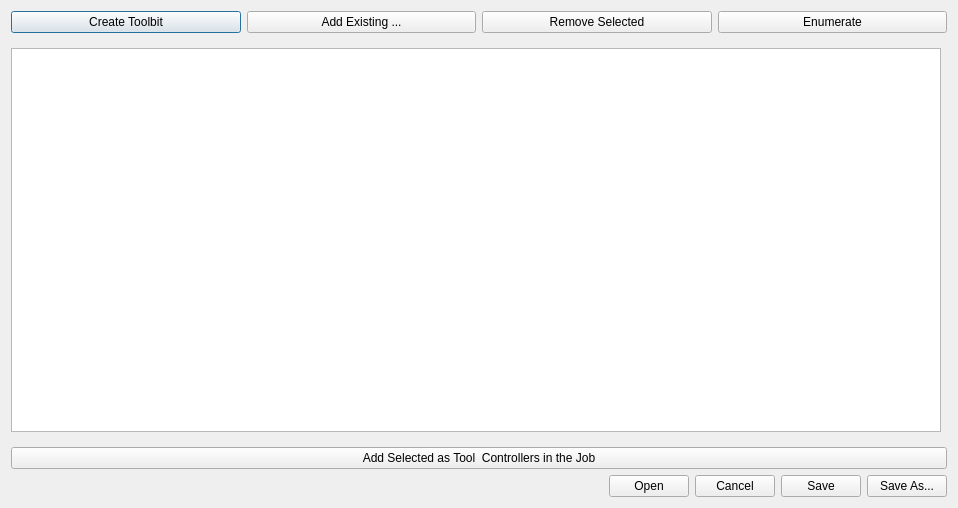
The window that src/Mod/Path/Gui/Resources/panels/ToolBitLibraryEdit.ui (berndhahnebach/All_FreeCAD) describes before a commit, drawn with Qt 5.
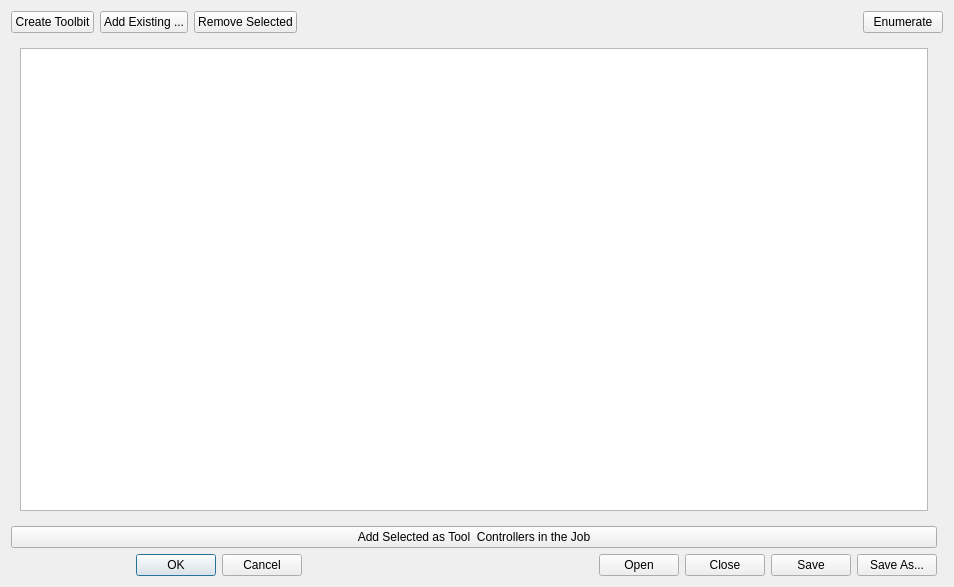
The same window after the commit. Icons and pictures are not drawn.

Commit message: linuxcnc tool table exporter

```diff
--- a/src/Mod/Path/Gui/Resources/panels/ToolBitLibraryEdit.ui
+++ b/src/Mod/Path/Gui/Resources/panels/ToolBitLibraryEdit.ui
@@ -6,18 +6,21 @@
    <rect>
     <x>0</x>
     <y>0</y>
-    <width>958</width>
-    <height>508</height>
+    <width>954</width>
+    <height>587</height>
    </rect>
   </property>
   <property name="windowTitle">
    <string>ToolBit Library</string>
   </property>
-  <layout class="QVBoxLayout" name="verticalLayout_2">
-   <item>
+  <layout class="QGridLayout" name="gridLayout">
+   <item row="0" column="0" colspan="2">
     <layout class="QHBoxLayout" name="horizontalLayout">
      <item>
       <widget class="QPushButton" name="createToolBit">
+       <property name="toolTip">
+        <string>&lt;html&gt;&lt;head/&gt;&lt;body&gt;&lt;p&gt;Create a New Toolbit and add it to the library&lt;/p&gt;&lt;/body&gt;&lt;/html&gt;</string>
+       </property>
        <property name="text">
         <string>Create Toolbit</string>
        </property>
@@ -55,6 +58,19 @@
        </property>
       </widget>
      </item>
+     <item>
+      <spacer name="horizontalSpacer_2">
+       <property name="orientation">
+        <enum>Qt::Horizontal</enum>
+       </property>
+       <property name="sizeHint" stdset="0">
+        <size>
+         <width>40</width>
+         <height>20</height>
+        </size>
+       </property>
+      </spacer>
+     </item>
      <item>
       <widget class="QPushButton" name="toolEnumerate">
        <property name="toolTip">
@@ -71,15 +87,9 @@
      </item>
     </layout>
    </item>
-   <item>
+   <item row="1" column="0">
     <widget class="QWidget" name="toolTableGroup" native="true">
      <layout class="QHBoxLayout" name="horizontalLayout_2">
-      <property name="leftMargin">
-       <number>0</number>
-      </property>
-      <property name="rightMargin">
-       <number>0</number>
-      </property>
       <item>
        <widget class="QTableView" name="toolTable">
         <property name="acceptDrops">
@@ -108,28 +118,10 @@
         </attribute>
        </widget>
       </item>
-      <item>
-       <widget class="QWidget" name="widget_3" native="true">
-        <layout class="QVBoxLayout" name="verticalLayout">
-         <property name="leftMargin">
-          <number>0</number>
-         </property>
-         <property name="topMargin">
-          <number>0</number>
-         </property>
-         <property name="rightMargin">
-          <number>0</number>
-         </property>
-         <property name="bottomMargin">
-          <number>0</number>
-         </property>
-        </layout>
-       </widget>
-      </item>
      </layout>
     </widget>
    </item>
-   <item>
+   <item row="2" column="0">
     <widget class="QPushButton" name="addToolController">
      <property name="text">
       <string>Add Selected as Tool  Controllers in the Job</string>
@@ -140,8 +132,15 @@
      </property>
     </widget>
    </item>
-   <item>
+   <item row="3" column="0">
     <layout class="QHBoxLayout" name="horizontalLayout_3">
+     <item>
+      <widget class="QDialogButtonBox" name="buttonBox">
+       <property name="standardButtons">
+        <set>QDialogButtonBox::Cancel|QDialogButtonBox::Ok</set>
+       </property>
+      </widget>
+     </item>
      <item>
       <spacer name="horizontalSpacer">
        <property name="orientation">
@@ -168,8 +167,11 @@
      </item>
      <item>
       <widget class="QPushButton" name="libraryCancel">
+       <property name="toolTip">
+        <string>&lt;html&gt;&lt;head/&gt;&lt;body&gt;&lt;p&gt;Close the Tool Bit Library Editor&lt;/p&gt;&lt;/body&gt;&lt;/html&gt;</string>
+       </property>
        <property name="text">
-        <string>Cancel</string>
+        <string>Close</string>
        </property>
        <property name="icon">
         <iconset resource="../../../../../Gui/Icons/resource.qrc">
@@ -179,6 +181,9 @@
      </item>
      <item>
       <widget class="QPushButton" name="librarySave">
+       <property name="toolTip">
+        <string>&lt;html&gt;&lt;head/&gt;&lt;body&gt;&lt;p&gt;Save the current Library&lt;/p&gt;&lt;/body&gt;&lt;/html&gt;</string>
+       </property>
        <property name="text">
         <string>Save</string>
        </property>
@@ -190,6 +195,9 @@
      </item>
      <item>
       <widget class="QPushButton" name="librarySaveAs">
+       <property name="toolTip">
+        <string>&lt;html&gt;&lt;head/&gt;&lt;body&gt;&lt;p&gt;Save the library to a new file&lt;/p&gt;&lt;/body&gt;&lt;/html&gt;</string>
+       </property>
        <property name="text">
         <string>Save As...</string>
        </property>
```
The commit also changes 4 other files.
